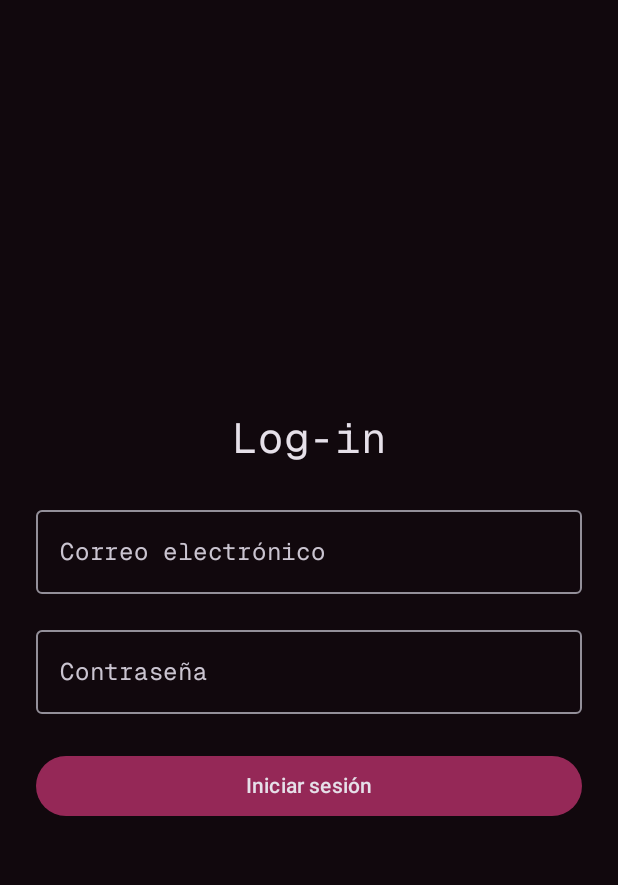
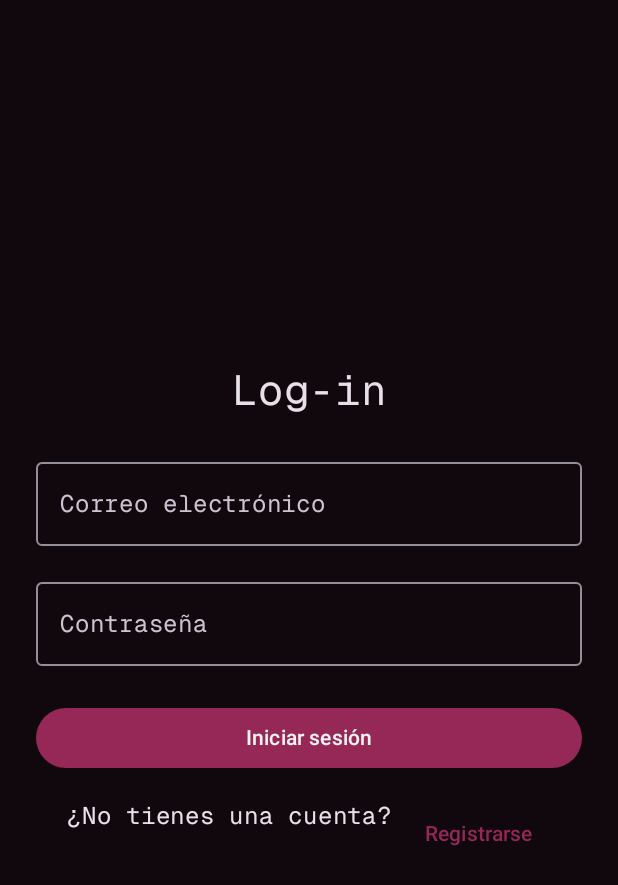
Before and after one commit to alvarikola/ProyectoFinal, an Android app built with Jetpack Compose: the screen it shows after launch (MainActivity), on a phone screen of 412 x 824 dp. Shown: the top 885 px of the screen. Run offline under Robolectric (Android 15) with nearby library versions, the phone set to English and light mode, and no system bars; libraries missing offline, so code that uses them is left out: io.github.jan.supabase; 2 statements that could not run were skipped.

Commit message:
añadido campos para registrar cuenta nueva

```diff
--- a/app/src/main/java/com/haria/proyecto_final/LoginScreen.kt
+++ b/app/src/main/java/com/haria/proyecto_final/LoginScreen.kt
@@ -1,8 +1,10 @@
 package com.haria.proyecto_final
 
+import android.util.Log
 import androidx.compose.foundation.background
 import androidx.compose.foundation.layout.Arrangement
 import androidx.compose.foundation.layout.Column
+import androidx.compose.foundation.layout.Row
 import androidx.compose.foundation.layout.Spacer
 import androidx.compose.foundation.layout.fillMaxSize
 import androidx.compose.foundation.layout.fillMaxWidth
@@ -14,6 +16,7 @@ import androidx.compose.material3.CircularProgressIndicator
 import androidx.compose.material3.MaterialTheme
 import androidx.compose.material3.OutlinedTextField
 import androidx.compose.material3.Text
+import androidx.compose.material3.TextButton
 import androidx.compose.runtime.Composable
 import androidx.compose.runtime.getValue
 import androidx.compose.runtime.mutableStateOf
@@ -27,15 +30,17 @@ import androidx.compose.ui.text.input.PasswordVisualTransformation
 import androidx.compose.ui.unit.dp
 import androidx.compose.ui.unit.sp
 import com.haria.proyecto_final.SupabaseManager.login
+import com.haria.proyecto_final.SupabaseManager.register
 import kotlinx.coroutines.launch
-
 
 @Composable
 fun LoginScreen(onLoginSuccess: () -> Unit = {}) {
     var email by remember { mutableStateOf("") }
     var password by remember { mutableStateOf("") }
+    var confirmPassword by remember { mutableStateOf("") }
     var errorMessage by remember { mutableStateOf("") }
     var isLoading by remember { mutableStateOf(false) }
+    var isRegisterMode by remember { mutableStateOf(false) }
 
     val scope = rememberCoroutineScope()
 
@@ -47,7 +52,11 @@ fun LoginScreen(onLoginSuccess: () -> Unit = {}) {
         verticalArrangement = Arrangement.Center,
         horizontalAlignment = Alignment.CenterHorizontally
     ) {
-        Text("Log-in", fontSize = 28.sp, color = MaterialTheme.colorScheme.onBackground)
+        Text(
+            if (isRegisterMode) "Registro" else "Log-in",
+            fontSize = 28.sp,
+            color = MaterialTheme.colorScheme.onBackground
+        )
         Spacer(modifier = Modifier.height(24.dp))
 
         OutlinedTextField(
@@ -69,6 +78,18 @@ fun LoginScreen(onLoginSuccess: () -> Unit = {}) {
             modifier = Modifier.fillMaxWidth()
         )
 
+        if (isRegisterMode) {
+            Spacer(modifier = Modifier.height(16.dp))
+            OutlinedTextField(
+                value = confirmPassword,
+                onValueChange = { confirmPassword = it },
+                label = { Text("Confirmar contraseña") },
+                singleLine = true,
+                visualTransformation = PasswordVisualTransformation(),
+                modifier = Modifier.fillMaxWidth()
+            )
+        }
+
         Spacer(modifier = Modifier.height(24.dp))
 
         Button(
@@ -76,12 +97,33 @@ fun LoginScreen(onLoginSuccess: () -> Unit = {}) {
                 isLoading = true
                 errorMessage = ""
                 scope.launch {
-                    val success = login(email.trim(), password.trim())
-                    isLoading = false
-                    if (success) {
-                        onLoginSuccess()
+                    if (isRegisterMode) {
+                        // Validar que las contraseñas coincidan
+                        if (password != confirmPassword) {
+                            errorMessage = "Las contraseñas no coinciden"
+                            isLoading = false
+                            return@launch
+                        }
+
+                        val success = register(email.trim(), password.trim())
+                        isLoading = false
+                        if (success) {
+                            isRegisterMode = false
+                            errorMessage = "Registro exitoso. Por favor inicia sesión."
+                            email = ""
+                            password = ""
+                            confirmPassword = ""
+                        } else {
+                            errorMessage = "Error al registrarse. Intenta con otro correo."
+                        }
                     } else {
-                        errorMessage = "Error al iniciar sesión. Verifica tus credenciales."
+                        val success = login(email.trim(), password.trim())
+                        isLoading = false
+                        if (success) {
+                            onLoginSuccess()
+                        } else {
+                            errorMessage = "Error al iniciar sesión. Verifica tus credenciales."
+                        }
                     }
                 }
             },
@@ -95,13 +137,42 @@ fun LoginScreen(onLoginSuccess: () -> Unit = {}) {
                     modifier = Modifier.size(20.dp)
                 )
             } else {
-                Text("Iniciar sesión", color = MaterialTheme.colorScheme.onBackground)
+                Text(
+                    if (isRegisterMode) "Registrarse" else "Iniciar sesión",
+                    color = MaterialTheme.colorScheme.onPrimary
+                )
+            }
+        }
+
+        Spacer(modifier = Modifier.height(16.dp))
+
+        Row(
+            modifier = Modifier.fillMaxWidth(),
+            horizontalArrangement = Arrangement.Center
+        ) {
+            Text(
+                if (isRegisterMode) "¿Ya tienes una cuenta? " else "¿No tienes una cuenta? ",
+                color = MaterialTheme.colorScheme.onBackground
+            )
+            TextButton(
+                onClick = {
+                    isRegisterMode = !isRegisterMode
+                    errorMessage = ""
+                }
+            ) {
+                Text(
+                    if (isRegisterMode) "Iniciar sesión" else "Registrarse",
+                    color = MaterialTheme.colorScheme.primary
+                )
             }
         }
 
         if (errorMessage.isNotEmpty()) {
             Spacer(modifier = Modifier.height(16.dp))
-            Text(errorMessage, color = Color.Red)
+            Text(
+                errorMessage,
+                color = if (errorMessage.contains("exitoso")) MaterialTheme.colorScheme.primary else Color.Red
+            )
         }
     }
 }
```
